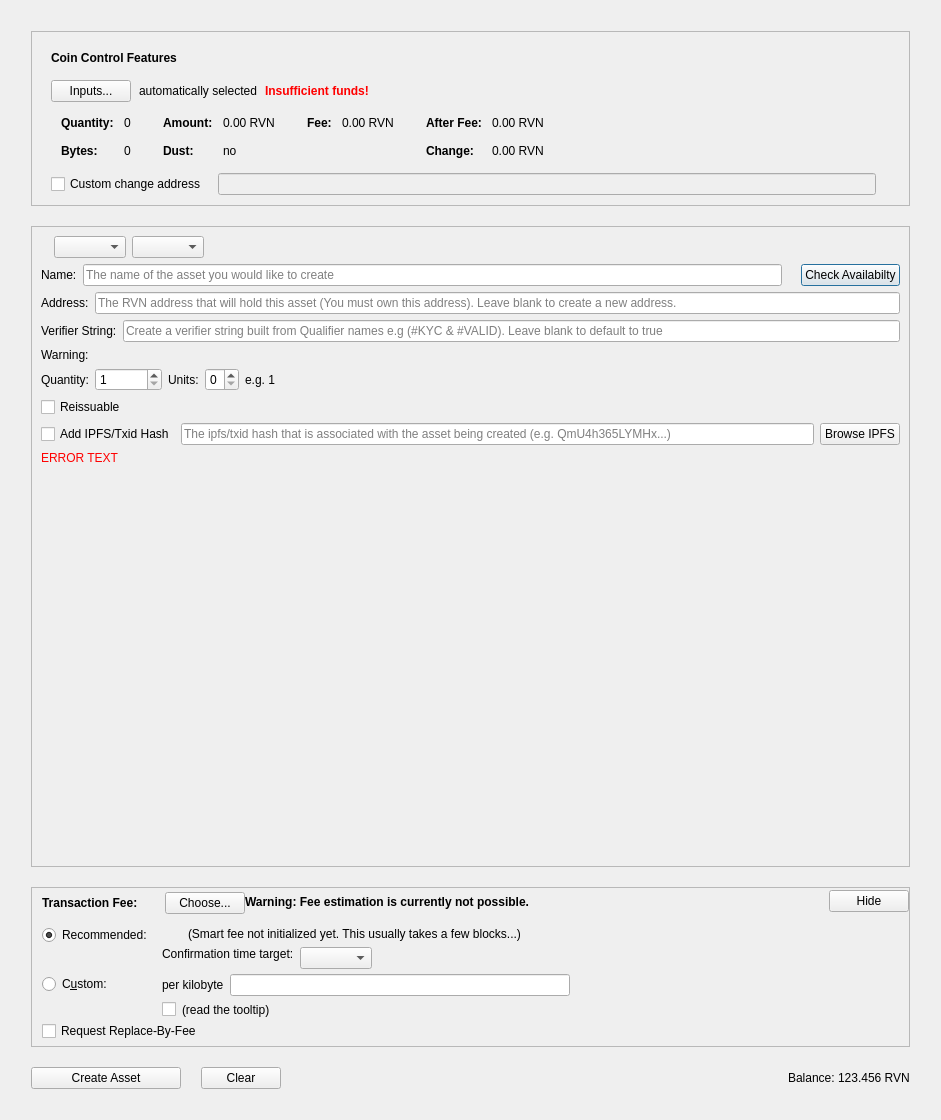
Qt form src/qt/forms/createassetdialog.ui (RavenProject/Ravencoin) before a commit.
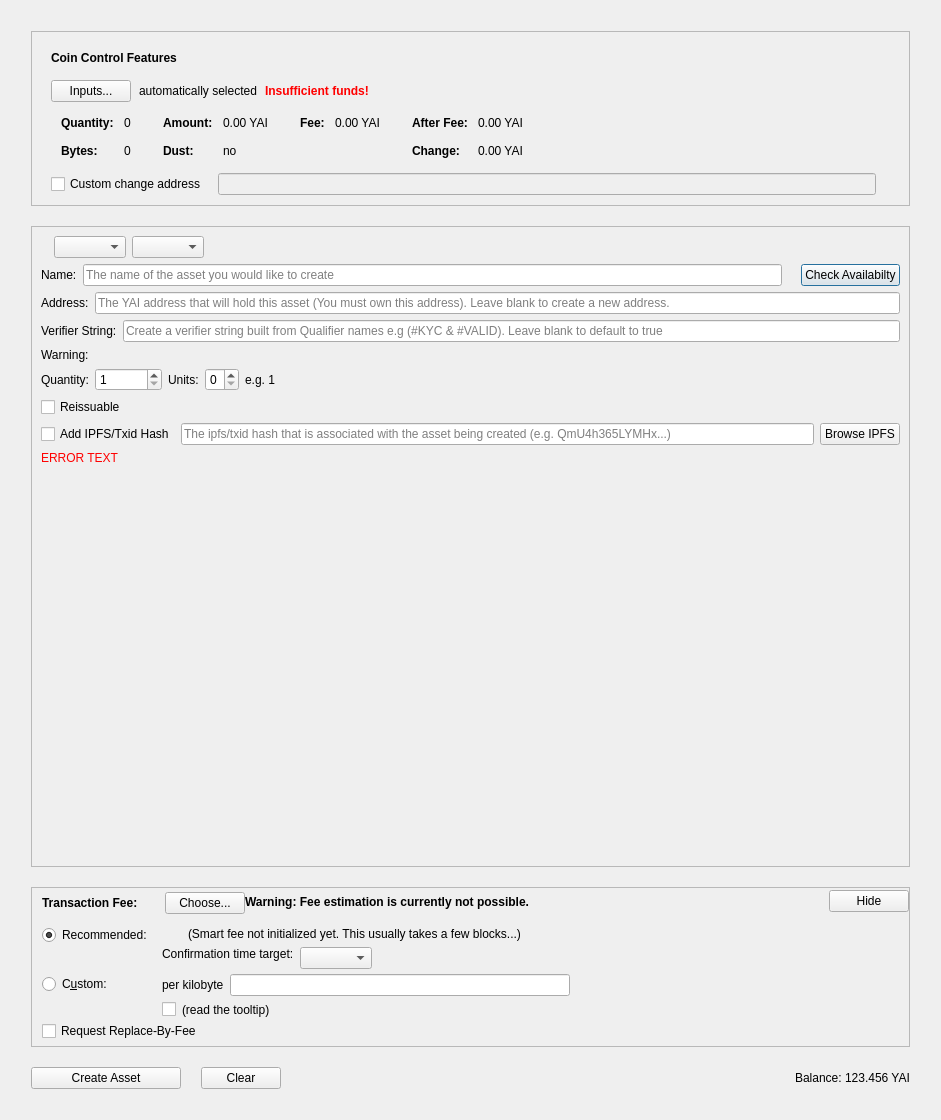
The same form after that commit. Custom widgets are drawn as their Qt base class.

The edit to the form file:
```diff
--- a/src/qt/forms/createassetdialog.ui
+++ b/src/qt/forms/createassetdialog.ui
@@ -335,7 +335,7 @@
                     <enum>Qt::ActionsContextMenu</enum>
                    </property>
                    <property name="text">
-                    <string notr="true">0.00 RVN</string>
+                    <string notr="true">0.00 YAI</string>
                    </property>
                    <property name="textInteractionFlags">
                     <set>Qt::LinksAccessibleByMouse|Qt::TextSelectableByKeyboard|Qt::TextSelectableByMouse</set>
@@ -415,7 +415,7 @@
                     <enum>Qt::ActionsContextMenu</enum>
                    </property>
                    <property name="text">
-                    <string notr="true">0.00 RVN</string>
+                    <string notr="true">0.00 YAI</string>
                    </property>
                    <property name="textInteractionFlags">
                     <set>Qt::LinksAccessibleByMouse|Qt::TextSelectableByKeyboard|Qt::TextSelectableByMouse</set>
@@ -466,7 +466,7 @@
                     <enum>Qt::ActionsContextMenu</enum>
                    </property>
                    <property name="text">
-                    <string notr="true">0.00 RVN</string>
+                    <string notr="true">0.00 YAI</string>
                    </property>
                    <property name="textInteractionFlags">
                     <set>Qt::LinksAccessibleByMouse|Qt::TextSelectableByKeyboard|Qt::TextSelectableByMouse</set>
@@ -495,7 +495,7 @@
                     <enum>Qt::ActionsContextMenu</enum>
                    </property>
                    <property name="text">
-                    <string notr="true">0.00 RVN</string>
+                    <string notr="true">0.00 YAI</string>
                    </property>
                    <property name="textInteractionFlags">
                     <set>Qt::LinksAccessibleByMouse|Qt::TextSelectableByKeyboard|Qt::TextSelectableByMouse</set>
@@ -694,7 +694,7 @@
                <string/>
               </property>
               <property name="placeholderText">
-               <string>The RVN address that will hold this asset (You must own this address). Leave blank to create a new address.</string>
+               <string>The YAI address that will hold this asset (You must own this address). Leave blank to create a new address.</string>
               </property>
              </widget>
             </item>
@@ -1433,7 +1433,7 @@
             <enum>Qt::RightToLeft</enum>
            </property>
            <property name="text">
-            <string>123.456 RVN</string>
+            <string>123.456 YAI</string>
            </property>
           </widget>
          </item>
```
